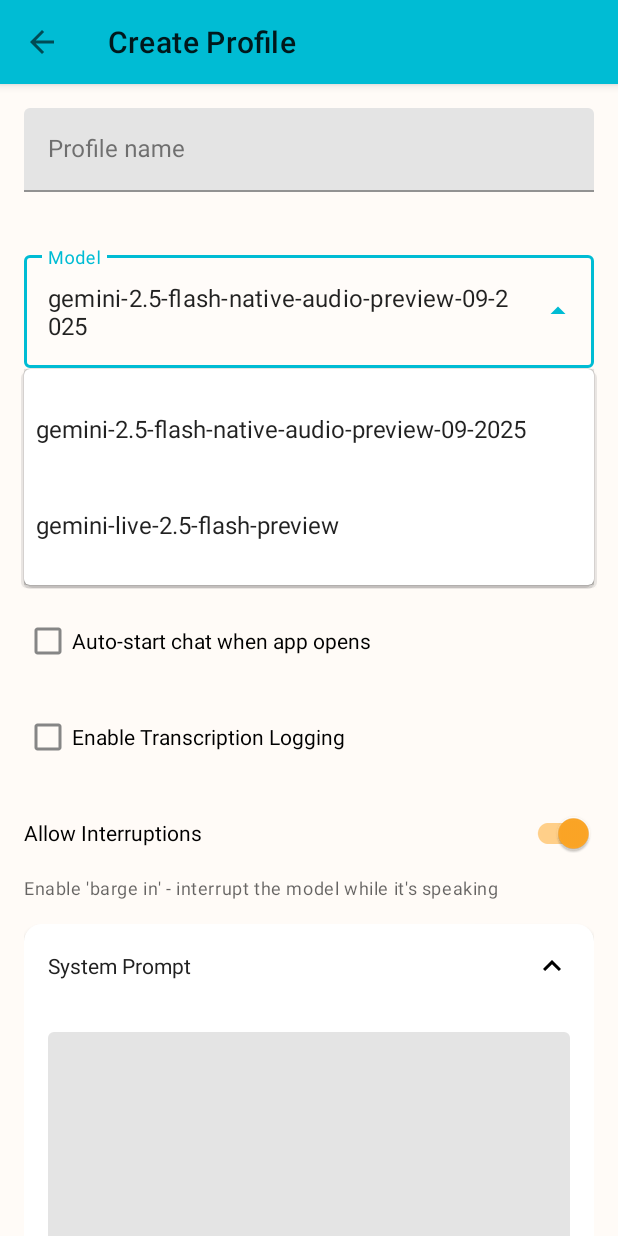
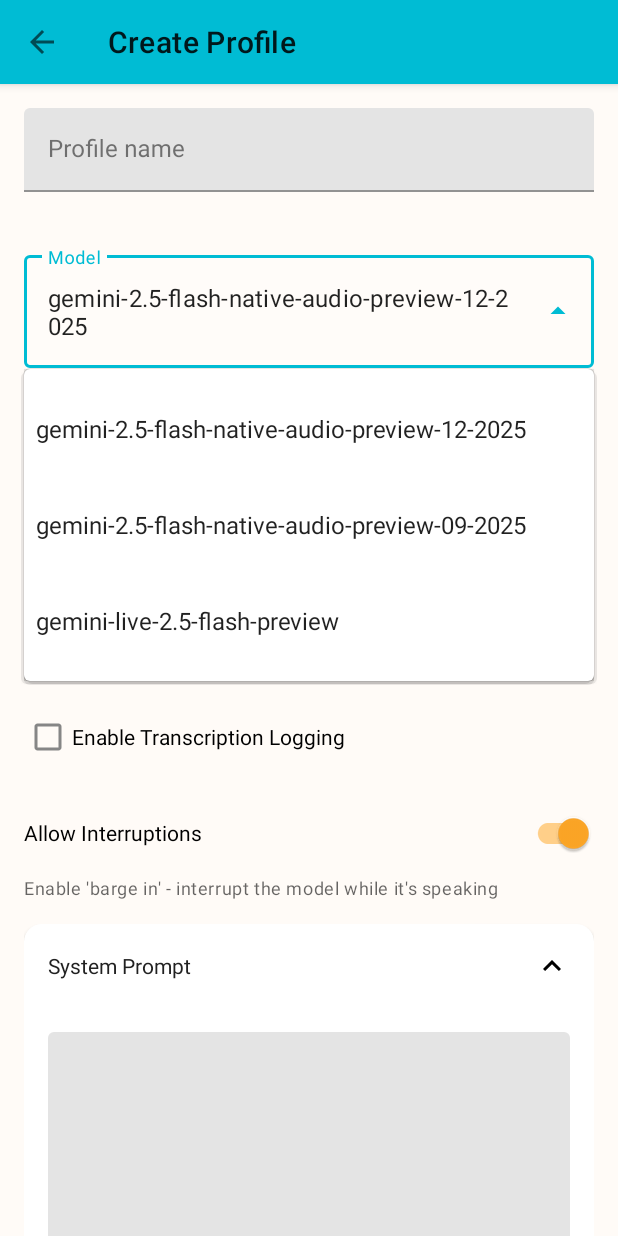
Before and after one commit to mrsheepuk/ha-live, an Android app: the ProfileEditorActivity screen opened directly, with no data from a screen before it, after a tap on an icon or button, on a phone screen of 412 x 824 dp. Run offline under Robolectric (Android 15) with nearby library versions, the phone set to English and light mode, and no system bars.

Commit message:
Add gemini-2.5-flash-native-audio-preview-12-2025 to model options
New December 2025 native audio model added as the first option in the
profile editor model dropdown.

```diff
--- a/app/app/src/main/java/uk/co/mrsheep/halive/ui/ProfileEditorActivity.kt
+++ b/app/app/src/main/java/uk/co/mrsheep/halive/ui/ProfileEditorActivity.kt
@@ -217,8 +217,8 @@ class ProfileEditorActivity : AppCompatActivity(), AppLogger {
         voiceLayout = findViewById(R.id.voiceLayout)
         voiceInput = findViewById(R.id.voiceInput)
 
-        // Setup model dropdown - hardcoded single option for now
-        val modelOptions = arrayOf("gemini-2.5-flash-native-audio-preview-09-2025", "gemini-live-2.5-flash-preview")
+        // Setup model dropdown
+        val modelOptions = arrayOf("gemini-2.5-flash-native-audio-preview-12-2025", "gemini-2.5-flash-native-audio-preview-09-2025", "gemini-live-2.5-flash-preview")
         val modelAdapter = ArrayAdapter(this, android.R.layout.simple_dropdown_item_1line, modelOptions)
         modelInput.setAdapter(modelAdapter)
         modelInput.setText(modelOptions[0], false) // Set default
```
